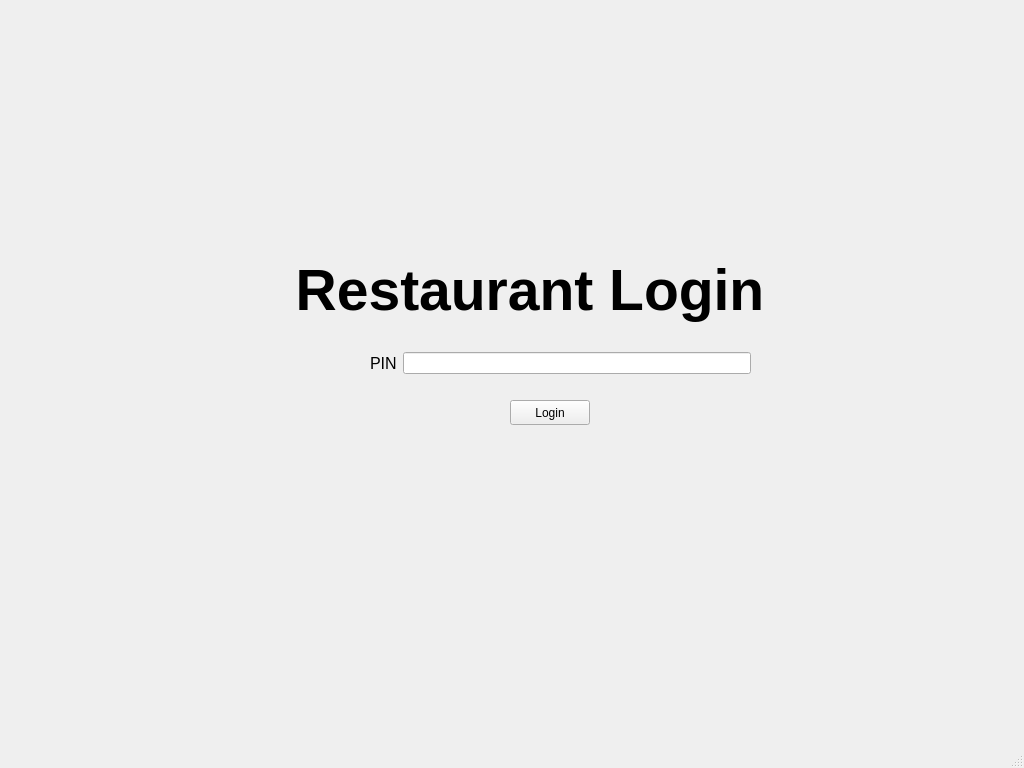
Old version of the form mainwindow.ui in the repository kleiser135/Kitchen-Management.
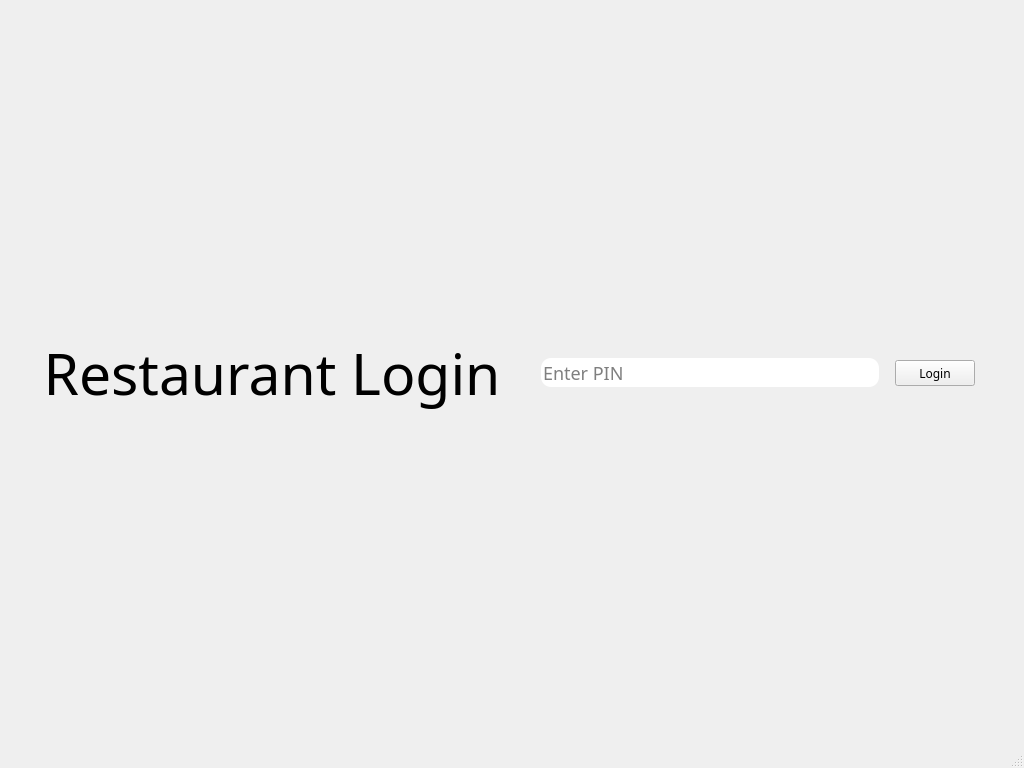
New version of the form.

Commit message:
All buttons centered on all menus
Centered all the buttons and menu titles. Also changed the font.

Patch:
```diff
--- a/mainwindow.ui
+++ b/mainwindow.ui
@@ -10,25 +10,50 @@
     <height>768</height>
    </rect>
   </property>
+  <property name="font">
+   <font>
+    <family>Yu Gothic Medium</family>
+   </font>
+  </property>
   <property name="windowTitle">
    <string>MainWindow</string>
   </property>
+  <property name="styleSheet">
+   <string notr="true">QLineEdit{
+font-size: 18px;
+border-style: outset;
+border-radius: 10px;
+}
+
+</string>
+  </property>
   <widget class="QWidget" name="centralwidget">
+   <layout class="QHBoxLayout" name="horizontalLayout_2">
+    <item>
+     <layout class="QHBoxLayout" name="horizontalLayout">
+      <property name="sizeConstraint">
+       <enum>QLayout::SetDefaultConstraint</enum>
+      </property>
+      <item>
    <widget class="QLabel" name="label">
-    <property name="geometry">
-     <rect>
-      <x>130</x>
-      <y>-10</y>
-      <width>800</width>
-      <height>600</height>
-     </rect>
+        <property name="sizePolicy">
+         <sizepolicy hsizetype="Preferred" vsizetype="Preferred">
+          <horstretch>0</horstretch>
+          <verstretch>0</verstretch>
+         </sizepolicy>
+        </property>
+        <property name="minimumSize">
+         <size>
+          <width>526</width>
+          <height>92</height>
+         </size>
     </property>
     <property name="font">
      <font>
-      <family>MS Shell Dlg 2</family>
+          <family>Yu Gothic Light</family>
       <pointsize>43</pointsize>
-      <weight>75</weight>
-      <bold>true</bold>
+          <weight>50</weight>
+          <bold>false</bold>
       <underline>false</underline>
      </font>
     </property>
@@ -39,56 +64,100 @@
      <set>Qt::AlignCenter</set>
     </property>
    </widget>
-   <widget class="QPushButton" name="pushButton">
-    <property name="geometry">
-     <rect>
-      <x>510</x>
-      <y>400</y>
-      <width>80</width>
-      <height>25</height>
-     </rect>
-    </property>
-    <property name="text">
-     <string>Login</string>
-    </property>
-   </widget>
-   <widget class="QWidget" name="layoutWidget">
-    <property name="geometry">
-     <rect>
-      <x>370</x>
-      <y>350</y>
-      <width>381</width>
-      <height>26</height>
-     </rect>
-    </property>
-    <layout class="QHBoxLayout" name="horizontalLayout">
-     <item>
-      <widget class="QLabel" name="label_2">
-       <property name="font">
-        <font>
-         <family>MS Sans Serif</family>
-         <pointsize>12</pointsize>
-         <weight>50</weight>
-         <bold>false</bold>
-        </font>
-       </property>
-       <property name="text">
-        <string>PIN</string>
-       </property>
-      </widget>
      </item>
      <item>
       <widget class="QLineEdit" name="lineEditPin">
+        <property name="sizePolicy">
+         <sizepolicy hsizetype="Expanding" vsizetype="Fixed">
+          <horstretch>0</horstretch>
+          <verstretch>0</verstretch>
+         </sizepolicy>
+        </property>
+        <property name="minimumSize">
+         <size>
+          <width>157</width>
+          <height>29</height>
+         </size>
+        </property>
        <property name="maximumSize">
         <size>
          <width>16777213</width>
          <height>16777215</height>
         </size>
        </property>
-      </widget>
-     </item>
-    </layout>
-   </widget>
+        <property name="font">
+         <font>
+          <family>Yu Gothic Medium</family>
+          <pointsize>-1</pointsize>
+         </font>
+        </property>
+        <property name="text">
+         <string/>
+        </property>
+        <property name="placeholderText">
+         <string>Enter PIN </string>
+        </property>
+       </widget>
+      </item>
+      <item>
+       <spacer name="horizontalSpacer">
+        <property name="orientation">
+         <enum>Qt::Horizontal</enum>
+        </property>
+        <property name="sizeType">
+         <enum>QSizePolicy::Fixed</enum>
+        </property>
+        <property name="sizeHint" stdset="0">
+         <size>
+          <width>10</width>
+          <height>20</height>
+         </size>
+        </property>
+       </spacer>
+      </item>
+      <item>
+       <widget class="QPushButton" name="pushButton">
+        <property name="sizePolicy">
+         <sizepolicy hsizetype="Fixed" vsizetype="Fixed">
+          <horstretch>0</horstretch>
+          <verstretch>0</verstretch>
+         </sizepolicy>
+        </property>
+        <property name="minimumSize">
+         <size>
+          <width>80</width>
+          <height>26</height>
+         </size>
+        </property>
+        <property name="font">
+         <font>
+          <family>Yu Gothic Medium</family>
+         </font>
+        </property>
+        <property name="text">
+         <string>Login</string>
+        </property>
+       </widget>
+      </item>
+      <item>
+       <spacer name="horizontalSpacer_2">
+        <property name="orientation">
+         <enum>Qt::Horizontal</enum>
+        </property>
+        <property name="sizeType">
+         <enum>QSizePolicy::Fixed</enum>
+        </property>
+        <property name="sizeHint" stdset="0">
+         <size>
+          <width>40</width>
+          <height>20</height>
+         </size>
+        </property>
+       </spacer>
+      </item>
+     </layout>
+    </item>
+   </layout>
   </widget>
   <widget class="QMenuBar" name="menubar">
    <property name="geometry">
```
Left out of the diff: 3 changed lines with no effect on the pictures. Lines whose indentation alone changed are shown as unchanged. The commit also changes 5 other files.
